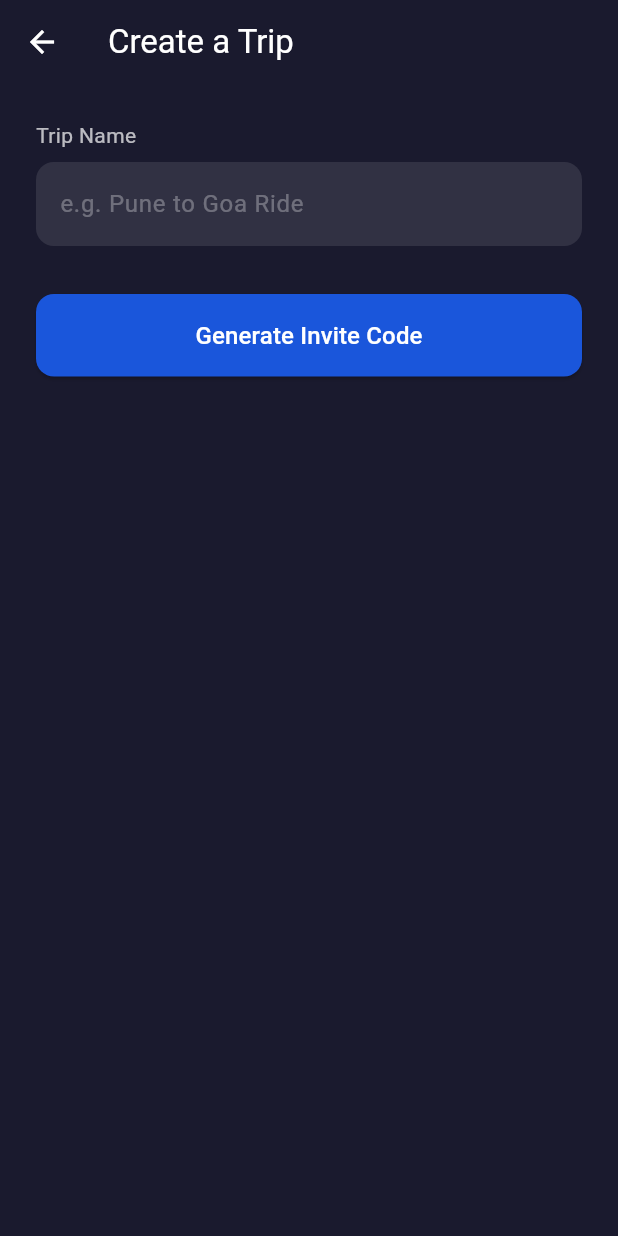
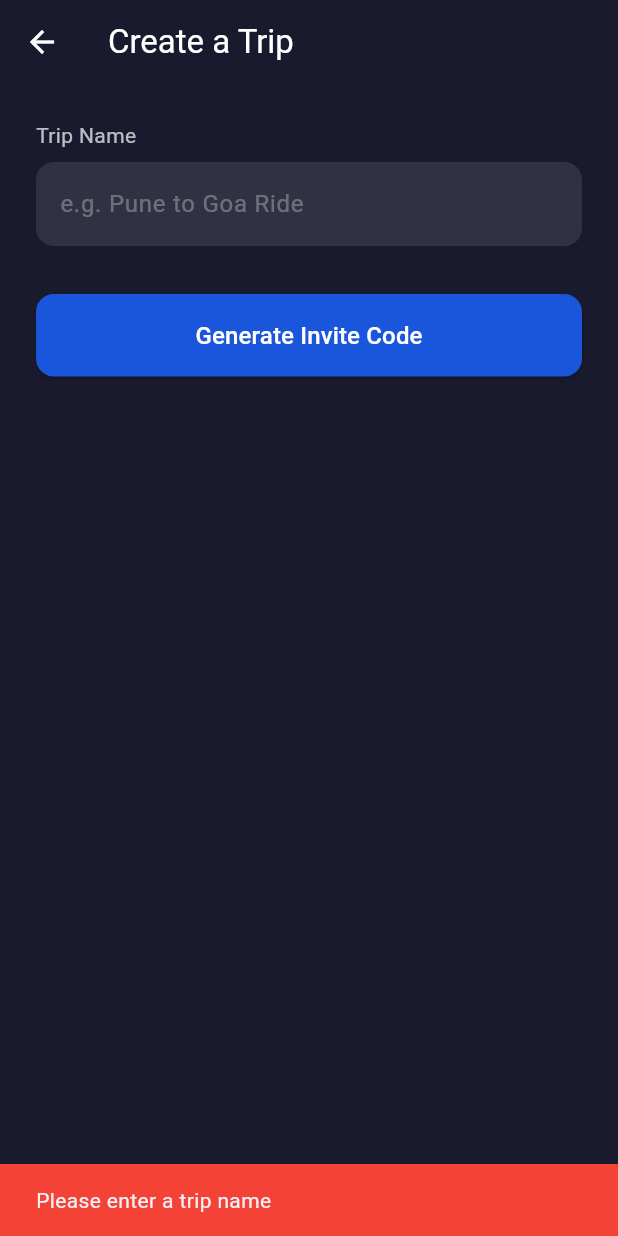
Before and after one commit to sakun15/group-travel-safety-app, a Flutter app: the CreateTripScreen screen opened directly, after a tap on "Generate Invite Code", on a phone screen of 412 x 824 dp. Run offline on Flutter 3.47's test engine with Material 3 defaults, Android fonts, the phone set to English and light mode, and no system bars.

Commit message:
initial commit - home, create trip, join trip screens

```diff
--- a/lib/features/trip/create_trip_screen.dart
+++ b/lib/features/trip/create_trip_screen.dart
@@ -1,7 +1,28 @@
 import 'package:flutter/material.dart';
+import 'dart:math';
 
-class CreateTripScreen extends StatelessWidget {
+class CreateTripScreen extends StatefulWidget {
   const CreateTripScreen({super.key});
+
+  @override
+  State<CreateTripScreen> createState() => _CreateTripScreenState();
+}
+
+class _CreateTripScreenState extends State<CreateTripScreen> {
+  final TextEditingController _tripNameController = TextEditingController();
+  String? _generatedCode;
+
+  String _generateCode() {
+    const chars = 'ABCDEFGHIJKLMNOPQRSTUVWXYZ0123456789';
+    final random = Random();
+    return List.generate(6, (index) => chars[random.nextInt(chars.length)]).join();
+  }
+
+  @override
+  void dispose() {
+    _tripNameController.dispose();
+    super.dispose();
+  }
 
   @override
   Widget build(BuildContext context) {
@@ -23,6 +44,7 @@ class CreateTripScreen extends StatelessWidget {
             ),
             const SizedBox(height: 8),
             TextField(
+              controller: _tripNameController,
               style: const TextStyle(color: Colors.white),
               decoration: InputDecoration(
                 hintText: 'e.g. Pune to Goa Ride',
@@ -39,7 +61,20 @@ class CreateTripScreen extends StatelessWidget {
             SizedBox(
               width: double.infinity,
               child: ElevatedButton(
-                onPressed: () {},
+                onPressed: () {
+                  if (_tripNameController.text.trim().isEmpty) {
+                    ScaffoldMessenger.of(context).showSnackBar(
+                      const SnackBar(
+                        content: Text('Please enter a trip name'),
+                        backgroundColor: Colors.red,
+                      ),
+                    );
+                    return;
+                  }
+                  setState(() {
+                    _generatedCode = _generateCode();
+                  });
+                },
                 style: ElevatedButton.styleFrom(
                   backgroundColor: const Color(0xFF1A56DB),
                   foregroundColor: Colors.white,
@@ -48,10 +83,47 @@ class CreateTripScreen extends StatelessWidget {
                     borderRadius: BorderRadius.circular(12),
                   ),
                 ),
-                child: const Text('Generate Invite Code',
-                    style: TextStyle(fontSize: 16)),
+                child: const Text(
+                  'Generate Invite Code',
+                  style: TextStyle(fontSize: 16),
+                ),
               ),
             ),
+            if (_generatedCode != null) ...[
+              const SizedBox(height: 32),
+              Container(
+                width: double.infinity,
+                padding: const EdgeInsets.all(24),
+                decoration: BoxDecoration(
+                  color: Colors.white10,
+                  borderRadius: BorderRadius.circular(12),
+                  border: Border.all(color: const Color(0xFF1A56DB)),
+                ),
+                child: Column(
+                  children: [
+                    const Text(
+                      'Your Invite Code',
+                      style: TextStyle(color: Colors.white70, fontSize: 14),
+                    ),
+                    const SizedBox(height: 12),
+                    Text(
+                      _generatedCode!,
+                      style: const TextStyle(
+                        color: Colors.white,
+                        fontSize: 36,
+                        fontWeight: FontWeight.bold,
+                        letterSpacing: 8,
+                      ),
+                    ),
+                    const SizedBox(height: 8),
+                    const Text(
+                      'Share this code with your group',
+                      style: TextStyle(color: Colors.white54, fontSize: 12),
+                    ),
+                  ],
+                ),
+              ),
+            ],
           ],
         ),
       ),
```
